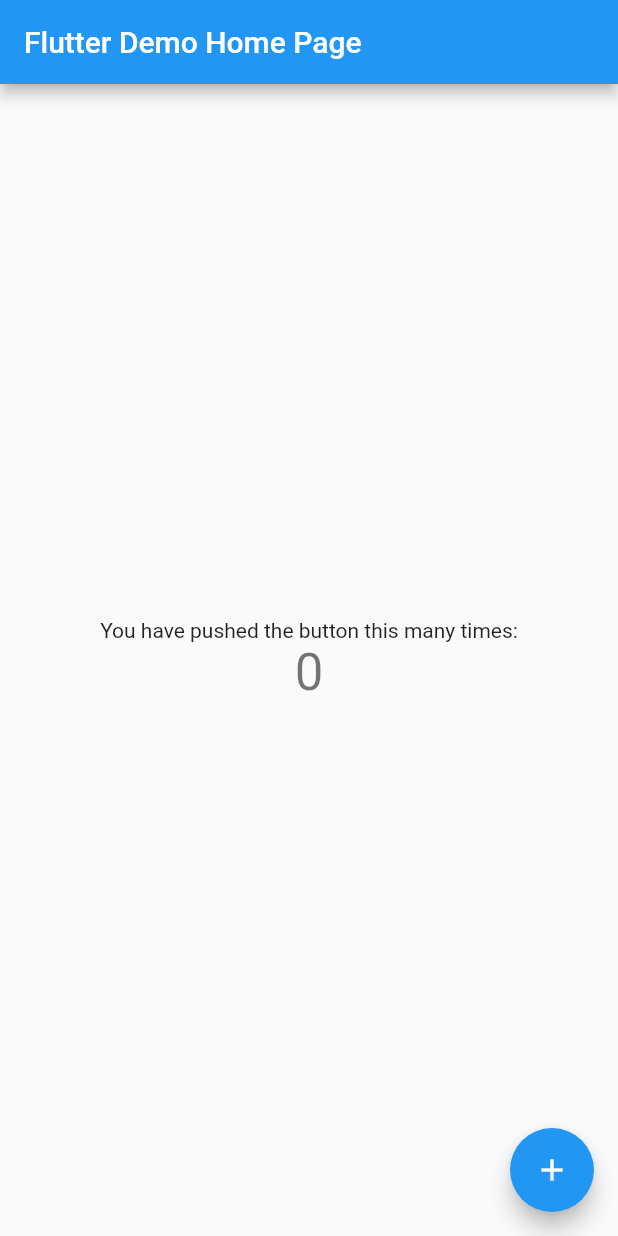
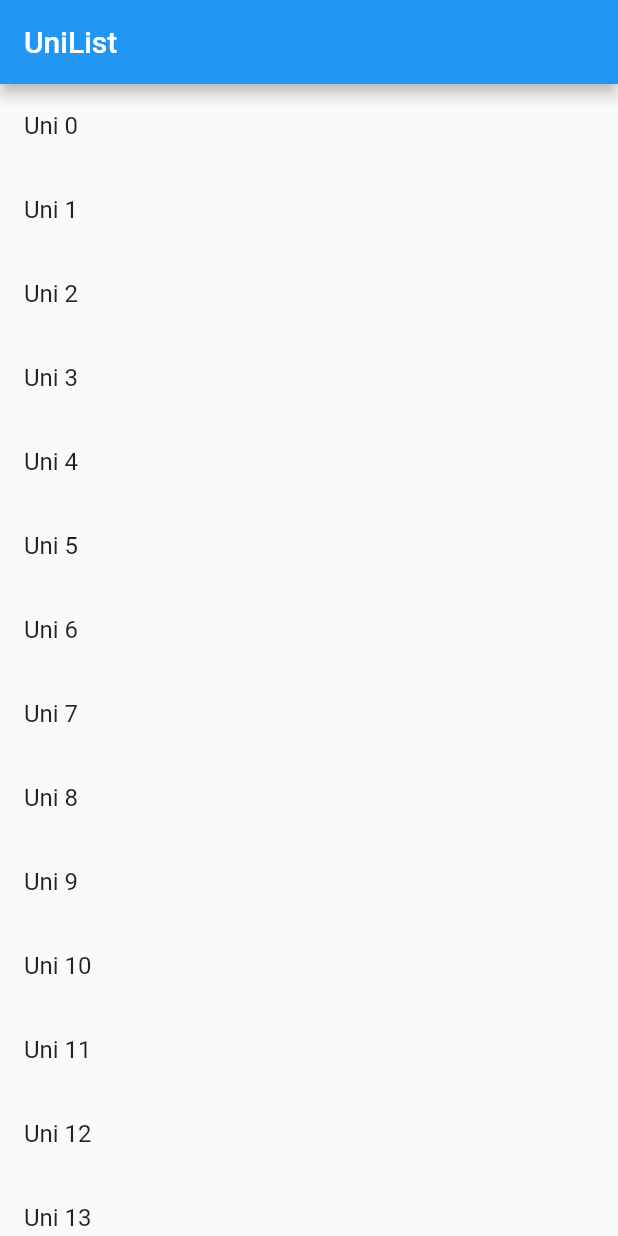
Before and after one commit to nejdetkadir/flutter-universities-in-turkey, a Flutter app: the screen it shows after launch, on a phone screen of 412 x 824 dp. Run offline on Flutter 3.47's test engine with Material 2 defaults, Android fonts, the phone set to English and light mode, and no system bars.

Commit message:
Create fundamentals of widgets

```diff
--- /dev/null
+++ b/lib/list.dart
@@ -0,0 +1,21 @@
+import 'package:flutter/material.dart';
+
+class UniList extends StatelessWidget {
+  @override
+  Widget build(BuildContext context) {
+    return Scaffold(
+      appBar: AppBar(
+        title: Text("UniList"),
+      ),
+      body: ListView.builder(
+        itemCount: 20,
+        itemBuilder: (context, index) {
+          return ListTile(
+            title: Text("Uni $index"),
+            onTap: () => {Navigator.pushNamed(context, "/details/$index")},
+          );
+        },
+      ),
+    );
+  }
+}
--- a/lib/main.dart
+++ b/lib/main.dart
@@ -1,117 +1,19 @@
 import 'package:flutter/material.dart';
+import 'package:universities_in_turkey/list.dart';
+import 'package:universities_in_turkey/details.dart';
 
 void main() {
-  runApp(MyApp());
+  runApp(MaterialApp(
+    debugShowCheckedModeBanner: false,
+    home: UniList(),
+    onGenerateRoute: (settings) {
+      if (settings.name.split("/")[1] == "details") {
+        return MaterialPageRoute(
+          builder: (context) => UniDetails(
+            int.parse(settings.name.split("/")[2]),
+          ),
+        );
+      }
+    },
+  ));
 }
-
-class MyApp extends StatelessWidget {
-  // This widget is the root of your application.
-  @override
-  Widget build(BuildContext context) {
-    return MaterialApp(
-      title: 'Flutter Demo',
-      theme: ThemeData(
-        // This is the theme of your application.
-        //
-        // Try running your application with "flutter run". You'll see the
-        // application has a blue toolbar. Then, without quitting the app, try
-        // changing the primarySwatch below to Colors.green and then invoke
-        // "hot reload" (press "r" in the console where you ran "flutter run",
-        // or simply save your changes to "hot reload" in a Flutter IDE).
-        // Notice that the counter didn't reset back to zero; the application
-        // is not restarted.
-        primarySwatch: Colors.blue,
-        // This makes the visual density adapt to the platform that you run
-        // the app on. For desktop platforms, the controls will be smaller and
-        // closer together (more dense) than on mobile platforms.
-        visualDensity: VisualDensity.adaptivePlatformDensity,
-      ),
-      home: MyHomePage(title: 'Flutter Demo Home Page'),
-    );
-  }
-}
-
-class MyHomePage extends StatefulWidget {
-  MyHomePage({Key key, this.title}) : super(key: key);
-
-  // This widget is the home page of your application. It is stateful, meaning
-  // that it has a State object (defined below) that contains fields that affect
-  // how it looks.
-
-  // This class is the configuration for the state. It holds the values (in this
-  // case the title) provided by the parent (in this case the App widget) and
-  // used by the build method of the State. Fields in a Widget subclass are
-  // always marked "final".
-
-  final String title;
-
-  @override
-  _MyHomePageState createState() => _MyHomePageState();
-}
-
-class _MyHomePageState extends State<MyHomePage> {
-  int _counter = 0;
-
-  void _incrementCounter() {
-    setState(() {
-      // This call to setState tells the Flutter framework that something has
-      // changed in this State, which causes it to rerun the build method below
-      // so that the display can reflect the updated values. If we changed
-      // _counter without calling setState(), then the build method would not be
-      // called again, and so nothing would appear to happen.
-      _counter++;
-    });
-  }
-
-  @override
-  Widget build(BuildContext context) {
-    // This method is rerun every time setState is called, for instance as done
-    // by the _incrementCounter method above.
-    //
-    // The Flutter framework has been optimized to make rerunning build methods
-    // fast, so that you can just rebuild anything that needs updating rather
-    // than having to individually change instances of widgets.
-    return Scaffold(
-      appBar: AppBar(
-        // Here we take the value from the MyHomePage object that was created by
-        // the App.build method, and use it to set our appbar title.
-        title: Text(widget.title),
-      ),
-      body: Center(
-        // Center is a layout widget. It takes a single child and positions it
-        // in the middle of the parent.
-        child: Column(
-          // Column is also a layout widget. It takes a list of children and
-          // arranges them vertically. By default, it sizes itself to fit its
-          // children horizontally, and tries to be as tall as its parent.
-          //
-          // Invoke "debug painting" (press "p" in the console, choose the
-          // "Toggle Debug Paint" action from the Flutter Inspector in Android
-          // Studio, or the "Toggle Debug Paint" command in Visual Studio Code)
-          // to see the wireframe for each widget.
-          //
-          // Column has various properties to control how it sizes itself and
-          // how it positions its children. Here we use mainAxisAlignment to
-          // center the children vertically; the main axis here is the vertical
-          // axis because Columns are vertical (the cross axis would be
-          // horizontal).
-          mainAxisAlignment: MainAxisAlignment.center,
-          children: <Widget>[
-            Text(
-              'You have pushed the button this many times:',
-            ),
-            Text(
-              '$_counter',
-              style: Theme.of(context).textTheme.headline4,
-            ),
-          ],
-        ),
-      ),
-      floatingActionButton: FloatingActionButton(
-        onPressed: _incrementCounter,
-        tooltip: 'Increment',
-        child: Icon(Icons.add),
-      ), // This trailing comma makes auto-formatting nicer for build methods.
-    );
-  }
-}
```
Also changed, not shown: lib/details.dart (added, +16 -0 lines), 2 other files.
